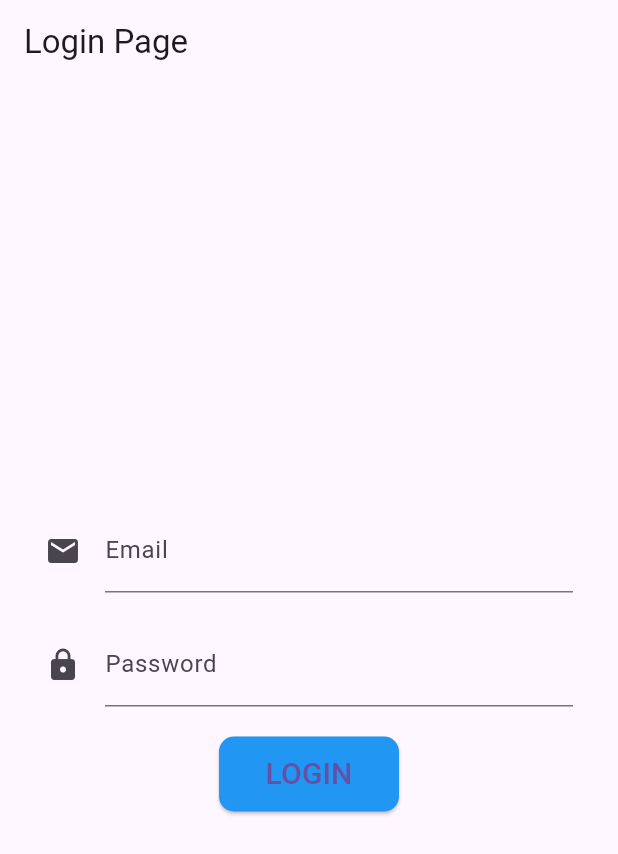
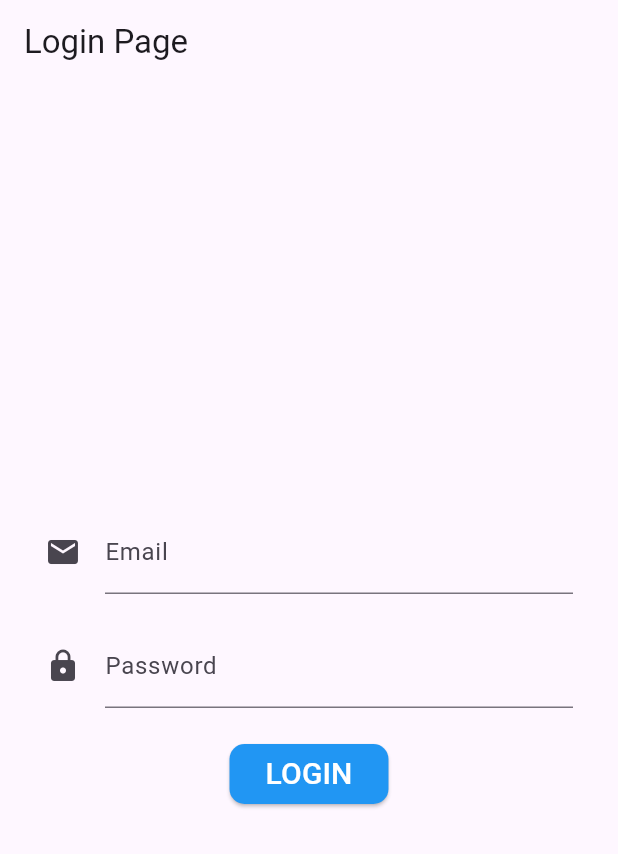
Before and after one commit to duogwas/Learning-Flutter, a Flutter app: the screen it shows after launch, on a phone screen of 412 x 824 dp. Shown: the top 854 px of the screen. Run offline on Flutter 3.47's test engine with Material 3 defaults, Android fonts, the phone set to English and light mode, and no system bars.

Commit message:
login page ui

```diff
--- a/demo_ui/lib/main.dart
+++ b/demo_ui/lib/main.dart
@@ -1,60 +1,72 @@
+// ignore_for_file: prefer_const_constructors
+
 import 'package:flutter/material.dart';
 
 void main() {
-  runApp(const MainApp());
+  runApp(MainApp());
 }
 
 class MainApp extends StatelessWidget {
-  const MainApp({super.key});
-
   @override
   Widget build(BuildContext context) {
-    return const MaterialApp(
-        // title: 'Flutter Demo',
-        // theme: ThemeData(
-        //   primarySwatch: Colors.blue,
-        // ),
+    return MaterialApp(
+      title: 'Flutter Demo',
+      theme: ThemeData(
+        primarySwatch: Colors.blue,
+      ),
       debugShowCheckedModeBanner: false,
-        home: LoginPage());
+      home: LoginPage(),
+    );
   }
 }
 
 class LoginPage extends StatelessWidget {
-  const LoginPage({super.key});
-
   @override
   Widget build(BuildContext context) {
     return Scaffold(
       appBar: AppBar(
-          title: const Text('Login Page'),
+        title: Text("Login Page"),
       ),
       body: Container(
-            padding: const EdgeInsets.all(30),
+        padding: EdgeInsets.all(30),
         child: Column(
           mainAxisAlignment: MainAxisAlignment.center,
           children: <Widget>[
             TextFormField(
-                    decoration: const InputDecoration(
+              decoration: InputDecoration(
                   icon: Icon(Icons.email),
-                        hintText: 'example@gmail.com',
-                        labelText: 'Email')),
-                const SizedBox(height: 20),
+                  hintText: "example@gmail.com",
+                  labelText: "Email"),
+            ),
+            SizedBox(
+              height: 20,
+            ),
             TextFormField(
+              decoration: InputDecoration(
+                icon: Icon(Icons.lock),
+                hintText: "your password",
+                labelText: "Password",
+              ),
               obscureText: true,
-                    decoration: const InputDecoration(
-                        icon: Icon(Icons.lock),
-                        hintText: 'Your password',
-                        labelText: 'Password')),
-                const SizedBox(height: 20),
+            ),
+            SizedBox(
+              height: 20,
+            ),
             ElevatedButton(
-                  onPressed: (){},
+              onPressed: () {},
               style: ElevatedButton.styleFrom(
                 backgroundColor: Colors.blue,
-                    shape: RoundedRectangleBorder(borderRadius: BorderRadius.circular(10)),
-                    minimumSize: const Size(120, 50)
+                shape: RoundedRectangleBorder(
+                    borderRadius: BorderRadius.circular(10)),
               ),
-                  child: const Text('LOGIN', style: TextStyle(fontSize: 20),))
+              child: (Text(
+                'LOGIN',
+                style: TextStyle(fontSize: 20, color: Colors.white),
+              )),
+            ),
           ],
-            )));
+        ),
+      ),
+    );
   }
 }
```
Lines whose indentation alone changed are shown as unchanged.
